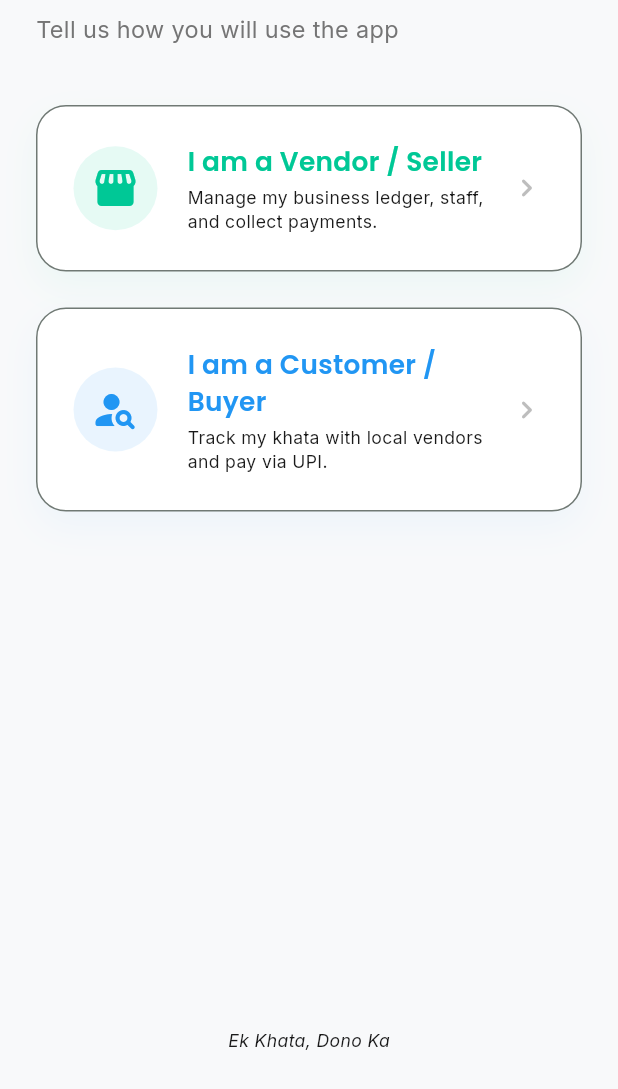
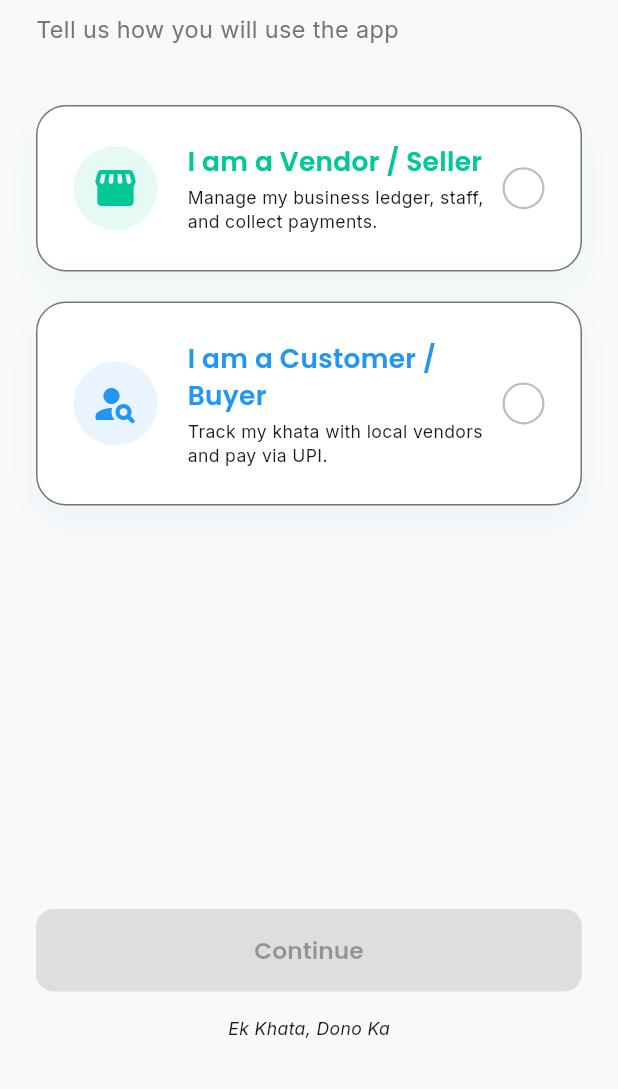
Before and after one commit to Eyepatch420/saath_khata, a Flutter app: the RoleSelectionScreen screen opened by its route, on a phone screen of 412 x 824 dp, the part 147-1236 px from its top. Run offline on Flutter 3.47's test engine with Material 3 defaults, Android fonts, the phone set to English and light mode, and no system bars; our stand-ins replace dio, equatable, flutter_bloc, flutter_dotenv, flutter_map, flutter_screenutil and 12 more; accounts and stored records are empty.

Commit message:
feat: role selection redesign — multi-select + Continue, dual-account auth
Role Selection Screen:
- Converted to StatefulWidget with toggle-select behavior
- Both cards can be selected independently (one or both)
- Continue button enabled only when ≥1 role selected, disabled otherwise
- When both are selected, vendor is the primary role (user lands on vendor home)
- Animated info hint appears when both are selected explaining the vendor-primary rule
- RoleCard updated: animated selected state with colored border, filled checkmark
  circle (selected) vs empty outline circle (unselected), replaces chevron arrow

Auth flow updates:
- AuthLoginRequested.expectedRole renamed to .role — sent directly to backend
  which now validates (email, role) at the DB level
- Removed frontend role-mismatch check from AuthBloc — backend returns 401 for
  wrong account type, error surfaces naturally through existing error toast
- AuthRepository.login() interface + AuthRepositoryImpl updated to include role
  in the POST /auth/login request body (required by backend since migration 20260017)
- Removed stale "one account per email" error override in AuthRepositoryImpl —
  the same email can now hold both a vendor and a customer account

Co-Authored-By: Claude Sonnet 4.6 <noreply@anthropic.com>

```diff
--- a/lib/features/auth/domain/repositories/auth_repository.dart
+++ b/lib/features/auth/domain/repositories/auth_repository.dart
@@ -6,6 +6,7 @@ abstract class AuthRepository {
   Future<AuthResponseModel> login({
     required String email,
     required String password,
+    required String role,
   });
 
   Future<AuthResponseModel> signup({
--- a/lib/features/auth/presentation/screens/login_screen.dart
+++ b/lib/features/auth/presentation/screens/login_screen.dart
@@ -136,7 +136,7 @@ class _LoginScreenState extends State<LoginScreen> {
                                 AuthLoginRequested(
                                   email: email,
                                   password: password,
-                                  expectedRole: role,
+                                  role: role,
                                 ),
                               );
                         },
--- a/lib/features/auth/presentation/screens/role_selection_screen.dart
+++ b/lib/features/auth/presentation/screens/role_selection_screen.dart
@@ -4,14 +4,39 @@ import '../../../../l10n/app_localizations.dart';
 import '../../../../core/constants/app_colors.dart';
 import '../../../../core/constants/app_typography.dart';
 import '../../../../core/router/app_router.dart';
+import '../../../../core/widgets/primary_button.dart';
 import 'role_selection_screen/widgets/role_card.dart';
 
-class RoleSelectionScreen extends StatelessWidget {
+class RoleSelectionScreen extends StatefulWidget {
   const RoleSelectionScreen({super.key});
+
+  @override
+  State<RoleSelectionScreen> createState() => _RoleSelectionScreenState();
+}
+
+class _RoleSelectionScreenState extends State<RoleSelectionScreen> {
+  bool _vendorSelected = false;
+  bool _customerSelected = false;
+
+  bool get _canContinue => _vendorSelected || _customerSelected;
+
+  /// When both are selected, vendor is always the primary account.
+  /// The "primary role" determines which login flow the user enters and which
+  /// home screen they land on after authentication.
+  String get _primaryRole {
+    if (_vendorSelected) return 'vendor';
+    return 'customer';
+  }
+
+  void _onContinue() {
+    context.push(AppRouter.login, extra: _primaryRole);
+  }
 
   @override
   Widget build(BuildContext context) {
     final l10n = AppLocalizations.of(context)!;
+    final bothSelected = _vendorSelected && _customerSelected;
+
     return Scaffold(
       body: SafeArea(
         child: Padding(
@@ -28,23 +53,70 @@ class RoleSelectionScreen extends StatelessWidget {
                     .copyWith(color: AppColors.textSecondary),
               ),
               const SizedBox(height: 40),
+
+              // ── Vendor card ────────────────────────────────────────────────
               RoleCard(
                 title: l10n.vendorRoleTitle,
                 subtitle: l10n.vendorRoleSubtitle,
                 icon: Icons.storefront_rounded,
                 color: AppColors.primary,
-                onTap: () => context.push(AppRouter.login, extra: 'vendor'),
+                isSelected: _vendorSelected,
+                onTap: () => setState(() => _vendorSelected = !_vendorSelected),
               ),
-              const SizedBox(height: 24),
+              const SizedBox(height: 20),
+
+              // ── Customer card ──────────────────────────────────────────────
               RoleCard(
                 title: l10n.customerRoleTitle,
                 subtitle: l10n.customerRoleSubtitle,
                 icon: Icons.person_search_rounded,
                 color: AppColors.customerAccent,
+                isSelected: _customerSelected,
                 onTap: () =>
-                    context.push(AppRouter.login, extra: 'customer'),
+                    setState(() => _customerSelected = !_customerSelected),
               ),
+
+              // ── Hint when both are selected ────────────────────────────────
+              AnimatedSize(
+                duration: const Duration(milliseconds: 220),
+                curve: Curves.easeOut,
+                child: bothSelected
+                    ? Padding(
+                        padding: const EdgeInsets.only(top: 16),
+                        child: Row(
+                          children: [
+                            Icon(
+                              Icons.info_outline_rounded,
+                              size: 16,
+                              color: AppColors.primary.withValues(alpha: 0.8),
+                            ),
+                            const SizedBox(width: 8),
+                            Expanded(
+                              child: Text(
+                                'You\'ll primarily use the Vendor experience. '
+                                'Your Customer account can be accessed separately.',
+                                style: AppTypography.bodySmall.copyWith(
+                                  color:
+                                      AppColors.primary.withValues(alpha: 0.8),
+                                  height: 1.4,
+                                ),
+                              ),
+                            ),
+                          ],
+                        ),
+                      )
+                    : const SizedBox.shrink(),
+              ),
+
               const Spacer(),
+
+              // ── Continue button ────────────────────────────────────────────
+              PrimaryButton(
+                label: 'Continue',
+                onPressed: _canContinue ? _onContinue : null,
+              ),
+
+              const SizedBox(height: 16),
               Center(
                 child: Text(
                   l10n.tagline,
@@ -52,6 +124,7 @@ class RoleSelectionScreen extends StatelessWidget {
                       .copyWith(fontStyle: FontStyle.italic),
                 ),
               ),
+              const SizedBox(height: 8),
             ],
           ),
         ),
--- a/lib/features/auth/presentation/screens/role_selection_screen/widgets/role_card.dart
+++ b/lib/features/auth/presentation/screens/role_selection_screen/widgets/role_card.dart
@@ -7,6 +7,7 @@ class RoleCard extends StatelessWidget {
   final String subtitle;
   final IconData icon;
   final Color color;
+  final bool isSelected;
   final VoidCallback onTap;
 
   const RoleCard({
@@ -15,23 +16,32 @@ class RoleCard extends StatelessWidget {
     required this.subtitle,
     required this.icon,
     required this.color,
+    required this.isSelected,
     required this.onTap,
   });
 
   @override
   Widget build(BuildContext context) {
-    return InkWell(
+    return AnimatedContainer(
+      duration: const Duration(milliseconds: 180),
+      curve: Curves.easeOut,
+      child: InkWell(
         onTap: onTap,
         borderRadius: BorderRadius.circular(20),
         child: Container(
           padding: const EdgeInsets.all(24),
           decoration: BoxDecoration(
-          color: Theme.of(context).colorScheme.surface,
+            color: isSelected
+                ? color.withValues(alpha: 0.06)
+                : Theme.of(context).colorScheme.surface,
             borderRadius: BorderRadius.circular(20),
-          border: Border.all(color: Theme.of(context).dividerColor),
+            border: Border.all(
+              color: isSelected ? color : Theme.of(context).dividerColor,
+              width: isSelected ? 2 : 1,
+            ),
             boxShadow: [
               BoxShadow(
-              color: color.withValues(alpha: 0.05),
+                color: color.withValues(alpha: isSelected ? 0.12 : 0.05),
                 blurRadius: 20,
                 offset: const Offset(0, 10),
               ),
@@ -42,7 +52,7 @@ class RoleCard extends StatelessWidget {
               Container(
                 padding: const EdgeInsets.all(12),
                 decoration: BoxDecoration(
-                color: color.withValues(alpha: 0.1),
+                  color: color.withValues(alpha: isSelected ? 0.18 : 0.1),
                   shape: BoxShape.circle,
                 ),
                 child: Icon(icon, color: color, size: 32),
@@ -61,8 +71,38 @@ class RoleCard extends StatelessWidget {
                   ],
                 ),
               ),
-            Icon(Icons.chevron_right_rounded, color: AppColors.textHint),
+              AnimatedSwitcher(
+                duration: const Duration(milliseconds: 200),
+                child: isSelected
+                    ? Container(
+                        key: const ValueKey('check'),
+                        width: 28,
+                        height: 28,
+                        decoration: BoxDecoration(
+                          color: color,
+                          shape: BoxShape.circle,
+                        ),
+                        child: const Icon(
+                          Icons.check_rounded,
+                          color: Colors.white,
+                          size: 18,
+                        ),
+                      )
+                    : Container(
+                        key: const ValueKey('circle'),
+                        width: 28,
+                        height: 28,
+                        decoration: BoxDecoration(
+                          shape: BoxShape.circle,
+                          border: Border.all(
+                            color: AppColors.textHint,
+                            width: 1.5,
+                          ),
+                        ),
+                      ),
+              ),
             ],
+          ),
         ),
       ),
     );
```
Also changed, not shown: lib/features/auth/data/repositories/auth_repository_impl.dart (+8 -11 lines), lib/features/auth/presentation/bloc/auth_bloc.dart (+2 -12 lines), lib/features/auth/presentation/bloc/auth_event.dart (+6 -5 lines). Lines whose indentation alone changed are shown as unchanged.
